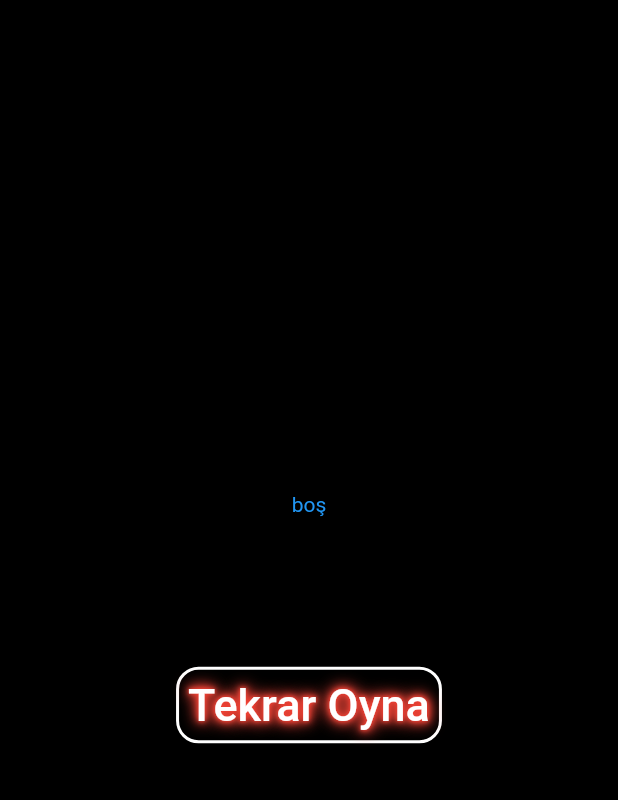
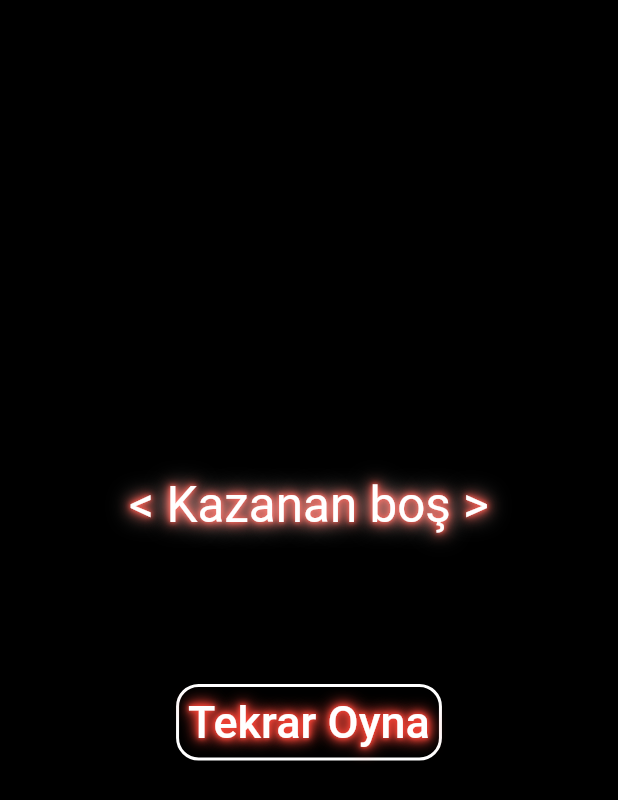
Before and after one commit to muhammettalhakaymak23214/xox, a Flutter app: the GameOverScreen screen opened directly, on a phone screen of 412 x 824 dp. Shown: the top 800 px of the screen. Run offline on Flutter 3.47's test engine with Material 2 defaults, Android fonts, the phone set to English and light mode, and no system bars.

Commit message:
oyun sonu ekranında beraberlik durumu eklendi

```diff
--- a/lib/screens/game_over_screen.dart
+++ b/lib/screens/game_over_screen.dart
@@ -18,6 +18,16 @@ class GameOverScreen extends StatefulWidget {
 class _GameOverScreenState extends State<GameOverScreen> {
   @override
   Widget build(BuildContext context) {
+    final MediaQueryData mediaQueryData = MediaQuery.of(context);
+    final double deviceWidth = mediaQueryData.size.width;
+    final double heightInDesign = 260;
+    final double widthInDesign = 170;
+    final double padding = 18;
+    final double spaceBetween = 24;
+    final double responsiveWidth = (deviceWidth / 5);
+
+    final double responsiveHeight = responsiveWidth;
+
     initState() {
       setState(() {});
     }
@@ -30,6 +40,14 @@ class _GameOverScreenState extends State<GameOverScreen> {
         return "OYNA";
       } else {
         return "hata";
+      }
+    }
+
+    String yazilacakSonuc(yazi) {
+      if (yazi == "< Berabere >") {
+        return yazi;
+      } else {
+        return "< Kazanan " + yazi + " >";
       }
     }
 
@@ -63,13 +81,30 @@ class _GameOverScreenState extends State<GameOverScreen> {
           ));
     }
 
+    Widget kazananIsmi(deger) {
+      return Text(
+        yazilacakSonuc(widget.yazi),
+        style: TextStyle(
+          fontSize: deger / 2.5,
+          color: Renkler().metinRengi,
+          shadows: [
+            Shadow(color: Renkler().shadowColor, blurRadius: 3),
+            Shadow(color: Renkler().shadowColor, blurRadius: 6),
+            Shadow(color: Renkler().shadowColor, blurRadius: 9),
+            Shadow(color: Renkler().shadowColor, blurRadius: 12),
+            Shadow(color: Colors.white, blurRadius: 20),
+          ],
+        ),
+      );
+    }
+
     return Scaffold(
       backgroundColor: Colors.black,
       body: Center(
         child: Column(
           mainAxisAlignment: MainAxisAlignment.center,
           children: [
-            Text(widget.yazi, style: TextStyle(color: Colors.blue)),
+            kazananIsmi(responsiveWidth),
             Bosluk().boslukYukseklik(100.0),
             denemebutonu("TekrarOyna", 1),
           ],
```
